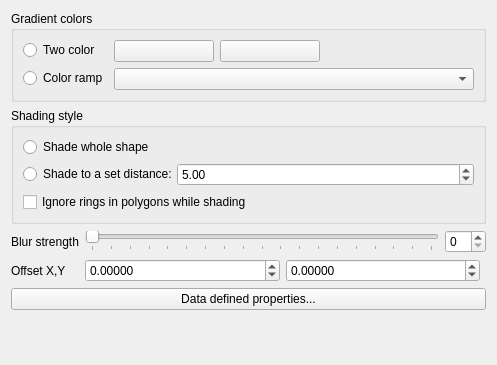
Above: src/ui/symbollayer/widget_shapeburstfill.ui from qgis/QGIS before the change. Below: the same form after it.
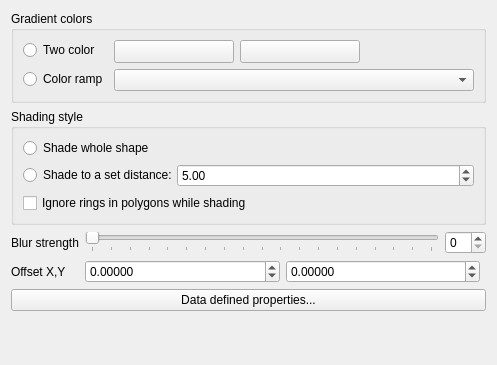
That is the form after the change. Custom widgets are drawn as their Qt base class.

Commit message: Flip all symbology color buttons to QgsColorButtonV2

The edit to the form file:
```diff
--- a/src/ui/symbollayer/widget_shapeburstfill.ui
+++ b/src/ui/symbollayer/widget_shapeburstfill.ui
@@ -33,16 +33,16 @@
       <item row="0" column="1">
        <layout class="QHBoxLayout" name="horizontalLayout_2">
         <item>
-         <widget class="QgsColorButton" name="btnChangeColor">
+         <widget class="QgsColorButtonV2" name="btnChangeColor">
           <property name="minimumSize">
            <size>
-            <width>100</width>
+            <width>120</width>
             <height>0</height>
            </size>
           </property>
           <property name="maximumSize">
            <size>
-            <width>100</width>
+            <width>120</width>
             <height>16777215</height>
            </size>
           </property>
@@ -52,13 +52,19 @@
          </widget>
         </item>
         <item>
-         <widget class="QgsColorButton" name="btnChangeColor2">
+         <widget class="QgsColorButtonV2" name="btnChangeColor2">
           <property name="minimumSize">
            <size>
-            <width>100</width>
+            <width>120</width>
             <height>0</height>
            </size>
           </property>
+          <property name="maximumSize">
+           <size>
+            <width>120</width>
+            <height>16777215</height>
+           </size>
+          </property>
           <property name="text">
            <string/>
           </property>
@@ -266,9 +272,9 @@
  </widget>
  <customwidgets>
   <customwidget>
-   <class>QgsColorButton</class>
-   <extends>QPushButton</extends>
-   <header>qgscolorbutton.h</header>
+   <class>QgsColorButtonV2</class>
+   <extends>QToolButton</extends>
+   <header>qgscolorbuttonv2.h</header>
   </customwidget>
   <customwidget>
    <class>QgsUnitSelectionWidget</class>
```
Left out of the diff: 1 changed line with no effect on the pictures. The commit also changes 12 other files.
